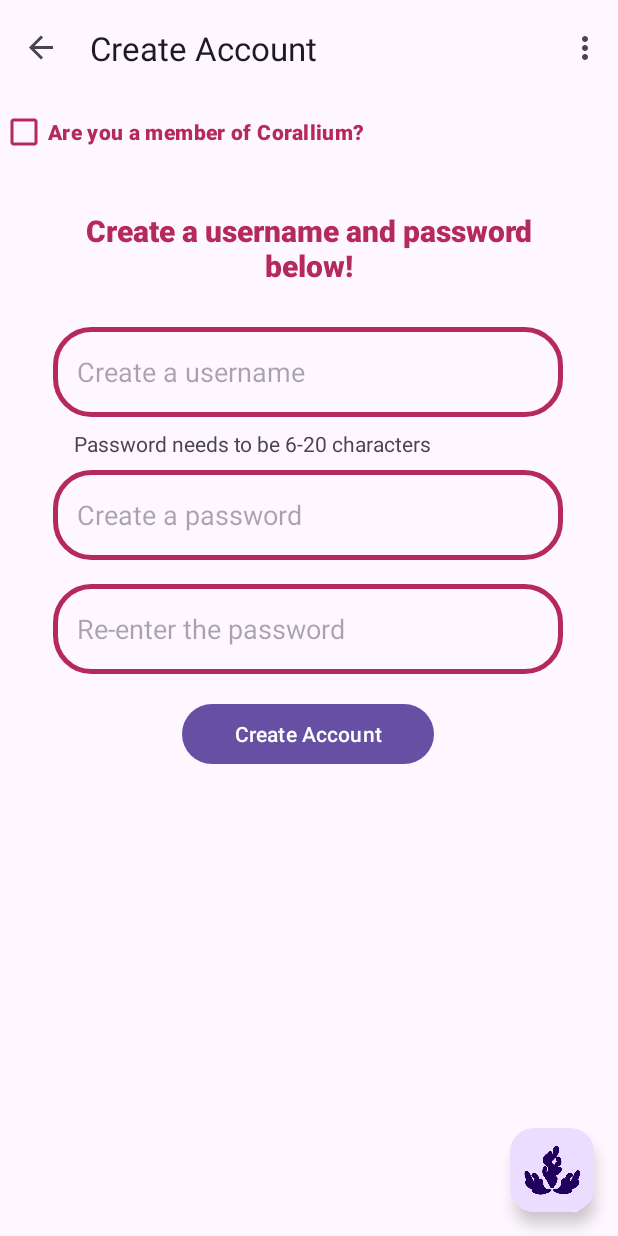
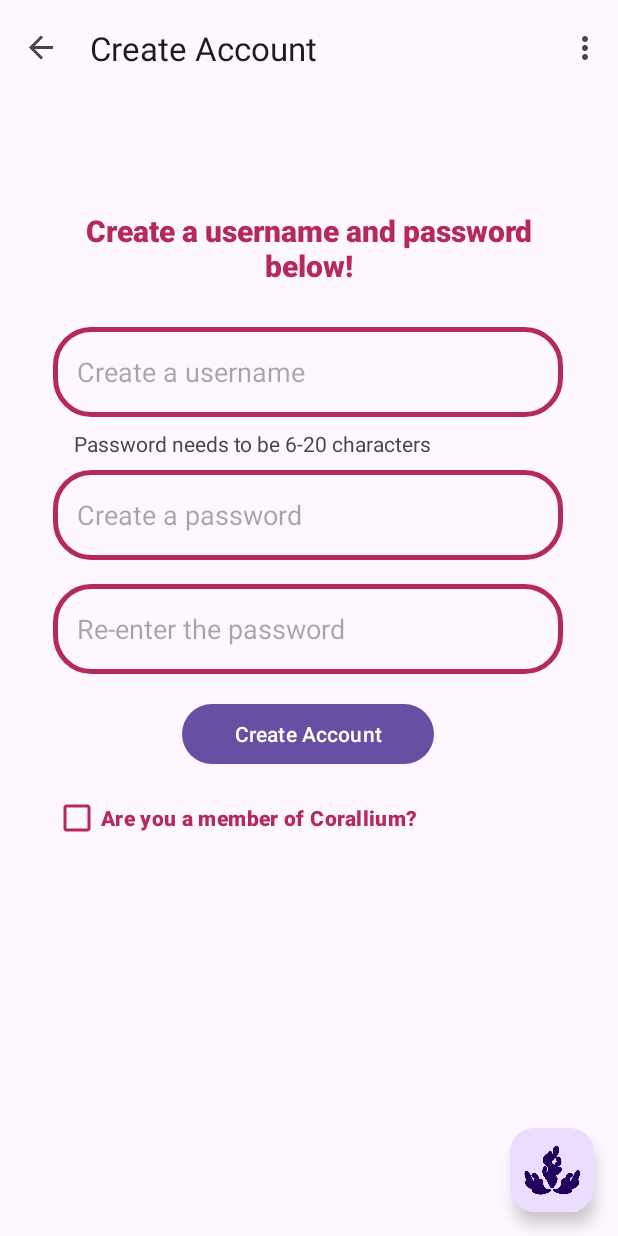
Before and after one commit to PokeeeZ/coralacademy, an Android app: the AccountCreationPage screen opened through its navigation route, on a phone screen of 412 x 824 dp. Run offline under Robolectric (Android 15) with nearby library versions, the phone set to English and light mode, and no system bars; our stand-ins replace navigation-ui.

Commit message:
Renaming names

```diff
--- a/app/src/main/res/layout/fragment_third.xml
+++ b/app/src/main/res/layout/fragment_third.xml
@@ -25,7 +25,7 @@
         android:layout_height="60dp"
         android:layout_marginTop="28dp"
         android:background="@drawable/rounded_corner"
-        android:hint="Create a username"
+        android:hint="@string/create_a_username"
         android:inputType="text"
         android:padding="16dp"
         android:textColor="@color/black"
@@ -41,7 +41,7 @@
         android:layout_marginTop="8dp"
         android:background="@drawable/rounded_corner"
         android:ems="20"
-        android:hint="Create a password"
+        android:hint="@string/create_a_password"
         android:inputType="textPassword"
         android:padding="16dp"
         android:textColor="@color/black"
@@ -57,7 +57,7 @@
         android:layout_marginTop="16dp"
         android:background="@drawable/rounded_corner"
         android:ems="20"
-        android:hint="Re-enter the password"
+        android:hint="@string/re_enter_the_password"
         android:inputType="textPassword"
         android:padding="16dp"
         android:textColor="@color/black"
@@ -71,7 +71,7 @@
         android:layout_width="168dp"
         android:layout_height="48dp"
         android:layout_marginTop="16dp"
-        android:text="Create Account"
+        android:text="@string/create_account"
         app:layout_constraintEnd_toEndOf="parent"
         app:layout_constraintHorizontal_bias="0.497"
         app:layout_constraintStart_toStartOf="parent"
@@ -92,10 +92,15 @@
         android:id="@+id/coralMember_checkbox"
         android:layout_width="wrap_content"
         android:layout_height="wrap_content"
+        android:layout_marginTop="8dp"
         android:buttonTint="@color/corallium_red"
         android:fontFamily="sans-serif-black"
         android:text="@string/coralMember_checkbox"
         android:textColor="@color/corallium_red"
-        tools:layout_editor_absoluteX="35dp"
-        tools:layout_editor_absoluteY="463dp" />
+        app:layout_constraintBottom_toBottomOf="parent"
+        app:layout_constraintEnd_toEndOf="parent"
+        app:layout_constraintHorizontal_bias="0.21"
+        app:layout_constraintStart_toStartOf="parent"
+        app:layout_constraintTop_toBottomOf="@+id/createAccountButton"
+        app:layout_constraintVertical_bias="0.0" />
 </androidx.constraintlayout.widget.ConstraintLayout>
--- a/app/src/main/res/values/strings.xml
+++ b/app/src/main/res/values/strings.xml
@@ -94,5 +94,9 @@
     <string name="username">Username</string>
     <string name="password">Password</string>
     <string name="check_this_if_you_are_a_member_of_corallium">Check this if you are a member of Corallium.</string>
+    <string name="create_a_username">Create a username</string>
+    <string name="create_a_password">Create a password</string>
+    <string name="re_enter_the_password">Re-enter the password</string>
+    <string name="create_account">Create Account</string>
 
 </resources>
```
